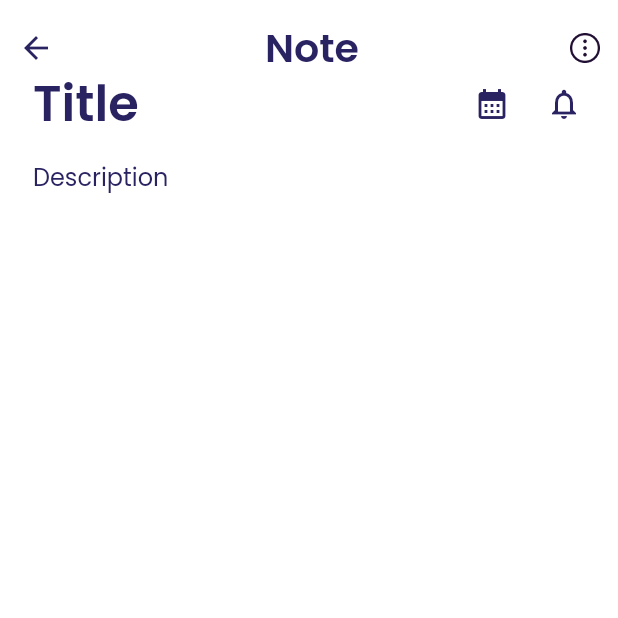
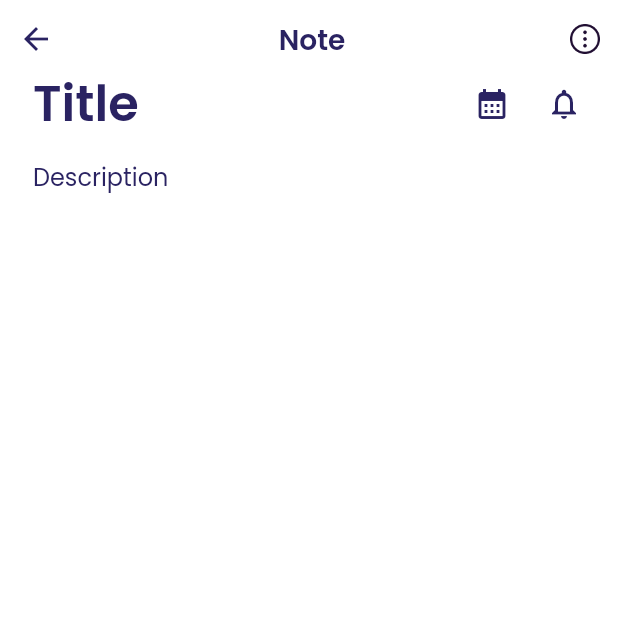
Before and after one commit to lyabs-dev/ToDo-List, a Flutter app: the DetailNote screen opened directly, on a phone screen of 412 x 824 dp, the top half of it. Run offline on Flutter 3.47's test engine with Material 2 defaults, Android fonts, the phone set to English and light mode, and no system bars; our stand-ins replace flutter_bloc, shared_preferences; missing offline and left inert: paged_vertical_calendar, test; accounts and stored records are empty; generated files the repository leaves out were written again.

Commit message:
review page

```diff
--- a/lib/presentation/screens/detail_note/detail_note.dart
+++ b/lib/presentation/screens/detail_note/detail_note.dart
@@ -1,6 +1,5 @@
 import 'package:flutter/cupertino.dart';
 import 'package:flutter/foundation.dart';
-import 'package:intl/intl.dart';
 import '../../../utils/my_material.dart';
 
 class DetailNote extends StatefulWidget {
@@ -62,8 +61,6 @@ class _DetailNoteState extends State<DetailNote> {
   TimeOfDay time =
       TimeOfDay(hour: TimeOfDay.now().hour, minute: TimeOfDay.now().minute);
 
-  String formatDate(DateTime date) => new DateFormat("MMMd").format(date);
-
   @override
   Widget build(BuildContext context) {
     Size size = MediaQuery.of(context).size;
@@ -98,7 +95,7 @@ class _DetailNoteState extends State<DetailNote> {
                             color: colorPrimary,
                             fontWeight: FontWeight.w600,
                             fontSize: getProportionateScreenWidth(
-                                textSizeNormal, context))),
+                                textSizeMedium, context))),
                     (_infoNodeTitle || _infoNodeDescription)
                         ? InkWell(
                             onTap: () {
@@ -288,7 +285,7 @@ class _DetailNoteState extends State<DetailNote> {
                     children: [
                       dateChange
                           ? AppButton(
-                              "${formatDate(_dateTime)}",
+                              "${formatDate(_dateTime,"MMMd")}",
                               () {},
                               primaryColor: colorPrimary,
                               textColor: colorWhite,
```
